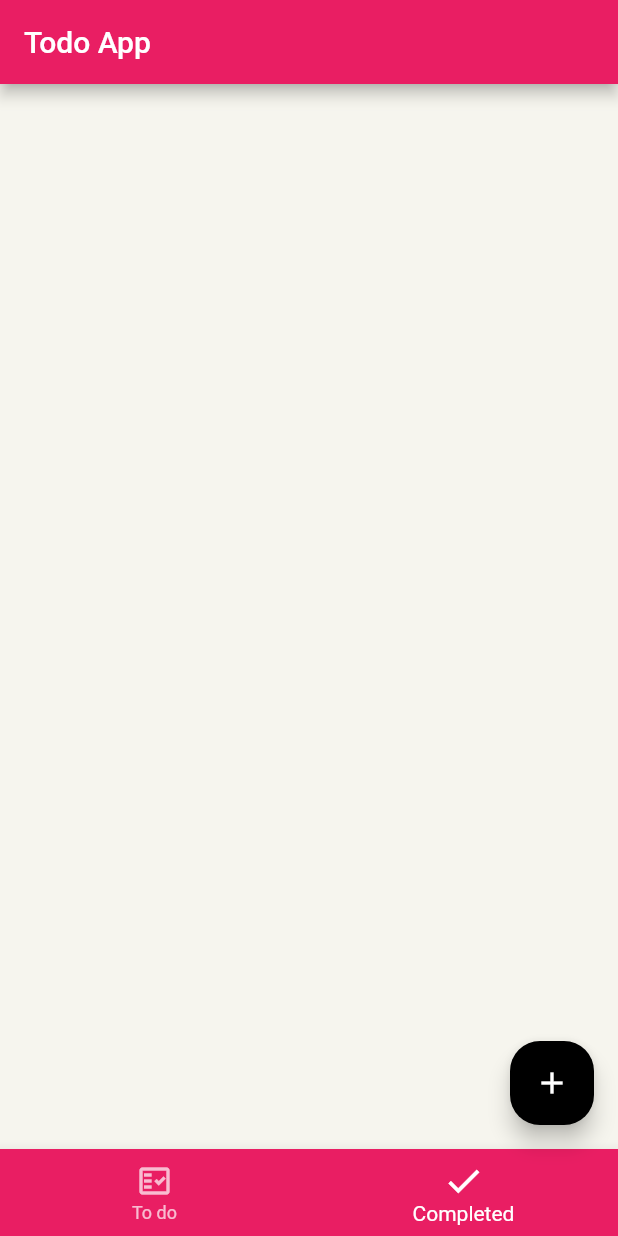
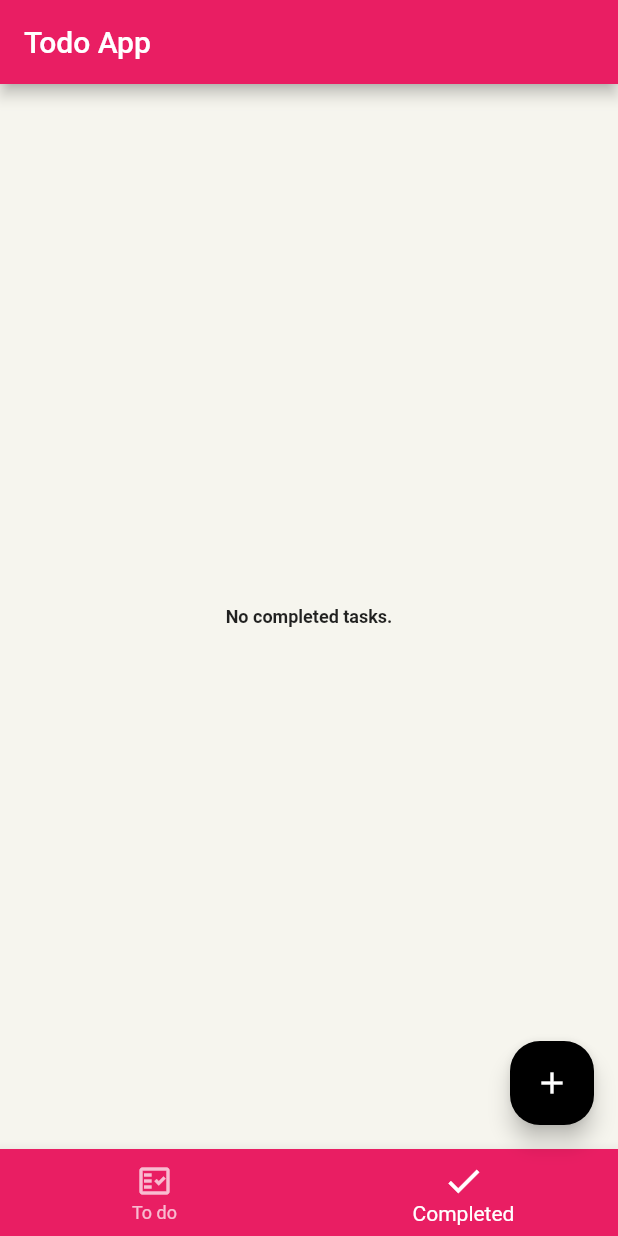
Before and after one commit to kylsnchz12/toDoList, a Flutter app: the screen it shows after launch, item 2 of the bottom bar chosen, on a phone screen of 412 x 824 dp. Run offline on Flutter 3.47's test engine with Material 2 defaults, Android fonts, the phone set to English and light mode, and no system bars; our stand-ins replace flutter_slidable.

Commit message:
Implementing the complete task page

```diff
--- a/todolist/lib/page/home_page.dart
+++ b/todolist/lib/page/home_page.dart
@@ -2,6 +2,7 @@ import 'package:flutter/material.dart';
 import 'package:todolist/main.dart';
 
 import '../widget/add_todo_dialog.dart';
+import '../widget/completed_list_widget.dart';
 import '../widget/todo_list_widget.dart';
 
 class HomePage extends StatefulWidget {
@@ -16,7 +17,7 @@ class _HomePageState extends State<HomePage> {
 
   @override
   Widget build(BuildContext context) {
-    final tabs = [TodoListWidget(), Container()];
+    final tabs = [const TodoListWidget(), const CompletedListWidget()];
 
     return Scaffold(
       appBar: AppBar(
--- a/todolist/lib/provider/todos.dart
+++ b/todolist/lib/provider/todos.dart
@@ -9,6 +9,8 @@ class TodosProvider extends ChangeNotifier {
   ];
 
   List<Todo> get todos => _todos.where((todo) => todo.isDone == false).toList();
+  List<Todo> get todosCompleted =>
+      _todos.where((todo) => todo.isDone == true).toList();
 
   void addTodo(Todo todo) {
     _todos.add(todo);
--- /dev/null
+++ b/todolist/lib/widget/completed_list_widget.dart
@@ -0,0 +1,36 @@
+import 'package:flutter/material.dart';
+import 'package:provider/provider.dart';
+import 'package:todolist/widget/todo_widget.dart';
+
+import '../provider/todos.dart';
+
+class CompletedListWidget extends StatelessWidget {
+  const CompletedListWidget({super.key});
+
+  @override
+  Widget build(BuildContext context) {
+    final provider = Provider.of<TodosProvider>(context);
+    final todos = provider.todosCompleted;
+
+    return todos.isEmpty
+        ? const Center(
+            child: Text(
+            'No completed tasks.',
+            style: TextStyle(fontSize: 12, fontWeight: FontWeight.bold),
+          ))
+        : ListView.separated(
+            physics: const BouncingScrollPhysics(),
+            padding: const EdgeInsets.all(16),
+            itemBuilder: (context, index) {
+              final todo = todos[index];
+              return TodoWidget(todo: todo);
+            },
+            itemCount: todos.length,
+            separatorBuilder: (BuildContext context, int index) {
+              return Container(
+                height: 8,
+              );
+            },
+          );
+  }
+}
```
